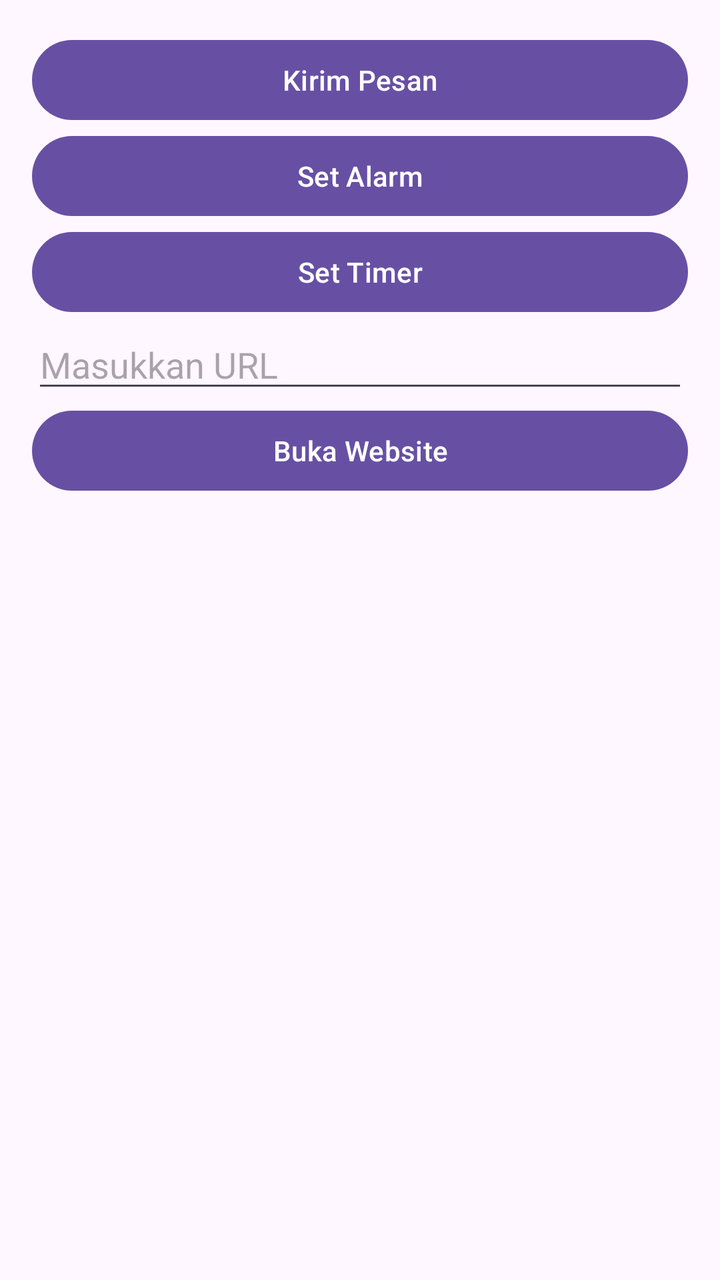
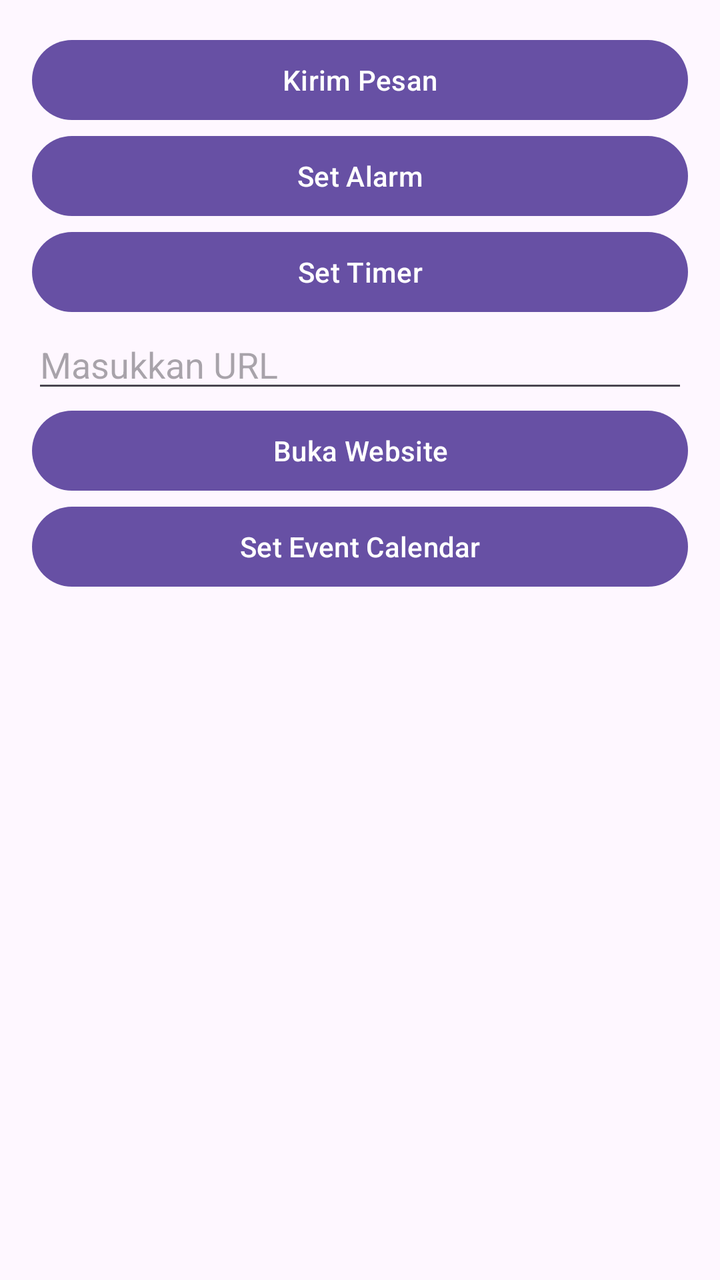

An Android layout rendered at two revisions. The XML below is the earlier revision; the diff shows what the commit changed to produce the second picture.
<!-- AndroidManifest.xml: application theme Theme.IMPLISITINTENT -->
<!-- res/layout/activity_main.xml -->
<?xml version="1.0" encoding="utf-8"?>
<LinearLayout xmlns:android="http://schemas.android.com/apk/res/android"
    android:id="@+id/main"
    android:layout_width="match_parent"
    android:layout_height="match_parent"
    android:orientation="vertical"
    android:padding="16dp">

    <Button
        android:id="@+id/btnKirimPesan"
        android:layout_width="match_parent"
        android:layout_height="wrap_content"
        android:text="Kirim Pesan" />

    <Button
        android:id="@+id/btnSetAlarm"
        android:layout_width="match_parent"
        android:layout_height="wrap_content"
        android:text="Set Alarm" />

    <Button
        android:id="@+id/btnSetTimer"
        android:layout_width="match_parent"
        android:layout_height="wrap_content"
        android:text="Set Timer" />

    <EditText
        android:id="@+id/etURL"
        android:layout_width="match_parent"
        android:layout_height="wrap_content"
        android:hint="Masukkan URL" />

    <Button
        android:id="@+id/btnOpenURL"
        android:layout_width="match_parent"
        android:layout_height="wrap_content"
        android:text="Buka Website" />
</LinearLayout>
<!-- resources referenced by this layout -->
<resources>
  <style name="Theme.IMPLISITINTENT" parent="Base.Theme.IMPLISITINTENT" />
  <style name="Base.Theme.IMPLISITINTENT" parent="Theme.Material3.DayNight.NoActionBar">
          
          
      </style>
</resources>

<!-- the commit's change to res/layout/activity_main.xml (unified diff, before → after) -->
@@ -35,4 +35,10 @@
         android:layout_width="match_parent"
         android:layout_height="wrap_content"
         android:text="Buka Website" />
+
+    <Button
+        android:id="@+id/btnSetEvent"
+        android:layout_width="match_parent"
+        android:layout_height="wrap_content"
+        android:text="Set Event Calendar" />
 </LinearLayout>
